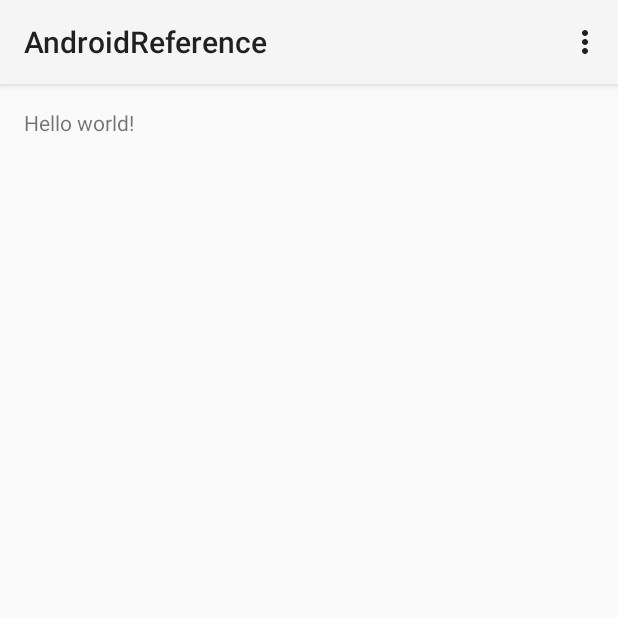
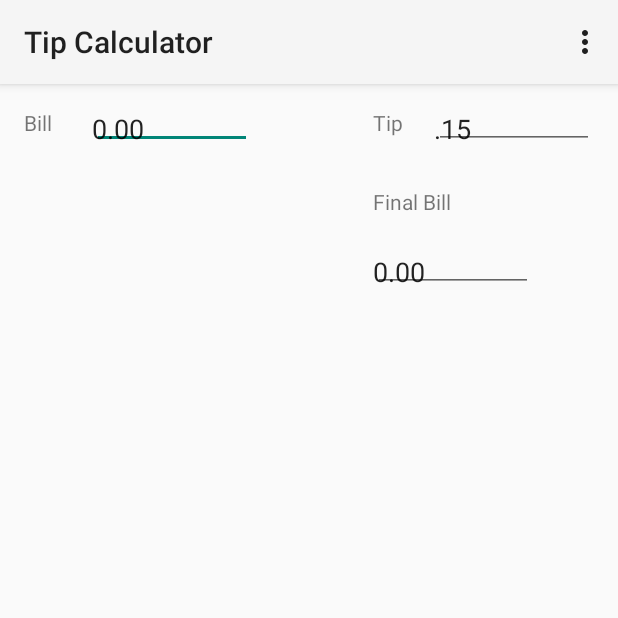
Before and after one commit to derekkier/AndroidReference, an Android app: the screen it shows after launch (MainActivity), on a phone screen of 412 x 824 dp, the top half of it. Run offline under Robolectric (Android 15) with nearby library versions, the phone set to English and light mode, and no system bars.

Commit message:
Make basic working version.

```diff
--- a/app/src/main/java/com/derekkier/androidreference/MainActivity.java
+++ b/app/src/main/java/com/derekkier/androidreference/MainActivity.java
@@ -3,11 +3,27 @@ package com.derekkier.androidreference;
 import android.app.Activity;
 import android.content.Context;
 import android.os.Bundle;
+import android.text.Editable;
+import android.text.TextWatcher;
 import android.view.Menu;
 import android.view.MenuItem;
+import android.widget.EditText;
 import android.widget.Toast;
 
 public class MainActivity extends Activity {
+    private static final String TOTAL_BILL = "TOTAL BILL";
+    private static final String CURRENT_TIP = "CURRENT_TIP";
+    private static final String BILL_WITHOUT_TIP = "BILL_WITHOUT_TIP";
+
+    private double billBeforeTip;
+    private double tipAmount;
+    private double finalBill;
+
+    EditText billBeforeTipET;
+    EditText tipAmountET;
+    EditText finalBillET;
+
+
     public Toast toast;
     public int intResumeCount = 0;
 
@@ -16,11 +32,65 @@ public class MainActivity extends Activity {
         super.onCreate(savedInstanceState);
         setContentView(R.layout.activity_main);
 
+        //App started for first time?
+        if( savedInstanceState == null)
+        {
+            billBeforeTip       = 0.0;
+            tipAmount           = .15;
+            finalBill           = 0.0;
+        }else
+        {
+            billBeforeTip       = savedInstanceState.getDouble(BILL_WITHOUT_TIP);
+            tipAmount           = savedInstanceState.getDouble(CURRENT_TIP);
+            finalBill           = savedInstanceState.getDouble(TOTAL_BILL);
+        }
+
+        billBeforeTipET = (EditText) findViewById(R.id.billEditText);
+        tipAmountET = (EditText) findViewById(R.id.tipEditText);
+        finalBillET = (EditText) findViewById(R.id.finalBillEditText);
+
+        billBeforeTipET.addTextChangedListener(billBeforeTipListener);
+        //tipAmountET.addTextChangedListener(billBeforeTipListener);
+
         //create and show a toast message.
         Context context = getApplicationContext();
         int duration = Toast.LENGTH_SHORT;
         toast = Toast.makeText(context, R.string.onCreate_message, duration);
         toast.show();
+    }
+
+    private TextWatcher billBeforeTipListener = new TextWatcher() {
+        @Override
+        public void beforeTextChanged(CharSequence s, int start, int count, int after) {
+
+
+        }
+
+        @Override
+        public void onTextChanged(CharSequence s, int start, int before, int count) {
+
+        }
+
+        @Override
+        public void afterTextChanged(Editable s) {
+            try{
+                billBeforeTip = Double.parseDouble(s.toString());
+            }
+            catch(NumberFormatException e)
+            {
+                billBeforeTip = 0.0;
+            }
+
+            updateTipAndFinalBill();
+        }
+    };
+
+    private void updateTipAndFinalBill()
+    {
+        double tipAmount = Double.parseDouble(tipAmountET.getText().toString());
+        double finalBill = tipAmount*billBeforeTip+billBeforeTip;
+
+        finalBillET.setText(String.format("%.02f",finalBill));
     }
 
     @Override
@@ -44,7 +114,7 @@ public class MainActivity extends Activity {
 
     @Override
     public boolean onCreateOptionsMenu(Menu menu) {
-        // Inflate the menu; this adds items to the action bar if it is present.
+        // Inflate the menu; this adds items to the action bar if it is present. <tag>text</tag>
         getMenuInflater().inflate(R.menu.menu_main, menu);
         return true;
     }
--- a/app/src/main/res/layout/activity_main.xml
+++ b/app/src/main/res/layout/activity_main.xml
@@ -4,8 +4,71 @@
     android:paddingRight="@dimen/activity_horizontal_margin"
     android:paddingTop="@dimen/activity_vertical_margin"
     android:paddingBottom="@dimen/activity_vertical_margin" tools:context=".MainActivity">
+    <TextView android:text="@string/bill_text_view"
+        android:layout_width="wrap_content"
+        android:layout_height="wrap_content"
+        android:id="@+id/billTextView"
+        android:ems="5"
+        android:padding="0dp"
+        android:layout_alignParentTop="true"
+        android:layout_alignParentStart="true" />
+    <EditText
+        android:id="@+id/billEditText"
+        android:text="@string/bill_edit_text"
+        android:layout_width="wrap_content"
+        android:layout_height="wrap_content"
+        android:ems="5"
+        android:padding="0dp"
+        android:inputType="numberDecimal"
+        android:layout_alignParentTop="true"
+        android:layout_alignParentStart="true"
+        android:layout_marginStart="45dp" />
 
-    <TextView android:text="@string/hello_world" android:layout_width="wrap_content"
-        android:layout_height="wrap_content" />
+    <EditText
+        android:id="@+id/tipEditText"
+        android:text="@string/tip_edit_text"
+        android:layout_width="wrap_content"
+        android:layout_height="wrap_content"
+        android:ems="5"
+        android:padding="0dp"
+        android:layout_alignParentTop="true"
+        android:layout_alignParentEnd="true"
+        android:inputType="numberDecimal" />
+
+    <TextView
+        android:text="@string/tip_text_view"
+        android:layout_width="wrap_content"
+        android:layout_height="wrap_content"
+        android:id="@+id/tipTextView"
+        android:ems="5"
+        android:padding="0dp"
+        android:maxWidth="50dp"
+        android:layout_alignParentTop="true"
+        android:layout_alignEnd="@+id/tipEditText"
+        android:layout_marginEnd="67dp" />
+
+    <TextView
+        android:text="@string/final_bill_text_view"
+        android:layout_width="wrap_content"
+        android:layout_height="wrap_content"
+        android:id="@+id/finalBillTextView"
+        android:ems="5"
+        android:padding="0dp"
+        android:layout_marginTop="25dp"
+        android:layout_below="@+id/tipEditText"
+        android:layout_alignStart="@+id/tipTextView" />
+
+    <EditText
+        android:id="@+id/finalBillEditText"
+        android:text="@string/bill_edit_text"
+        android:layout_width="wrap_content"
+        android:layout_height="wrap_content"
+        android:ems="5"
+        android:padding="0dp"
+        android:inputType="numberDecimal"
+        android:layout_below="@+id/finalBillTextView"
+        android:layout_alignStart="@+id/finalBillTextView"
+        android:layout_marginTop="23dp" />
+
 
 </RelativeLayout>
--- a/app/src/main/res/values/strings.xml
+++ b/app/src/main/res/values/strings.xml
@@ -1,7 +1,18 @@
 <resources>
     <string name="action_settings">Settings</string>
-    <string name="app_name">AndroidReference</string>
-    <string name="hello_world">Hello world!</string>
+    <string name="app_name">Tip Calculator</string>
+
+    <string name="bill_text_view">Bill</string>
+    <string name="bill_edit_text">0.00</string>
+
+    <string name="tip_text_view">Tip</string>
+    <string name="tip_edit_text">.15</string>
+
+    <string name="final_bill_text_view">Final Bill</string>
+    <string name="final_bill_edit_text">.15</string>
+
+    <string name="change_tip_text_view">.15</string>
+
     <string name="onCreate_message">Hello there.</string>
     <string name="onPause_message">See you later!</string>
     <string name="onResume_message">Welcome back!</string>
```
Also changed, not shown: 1 other file.
